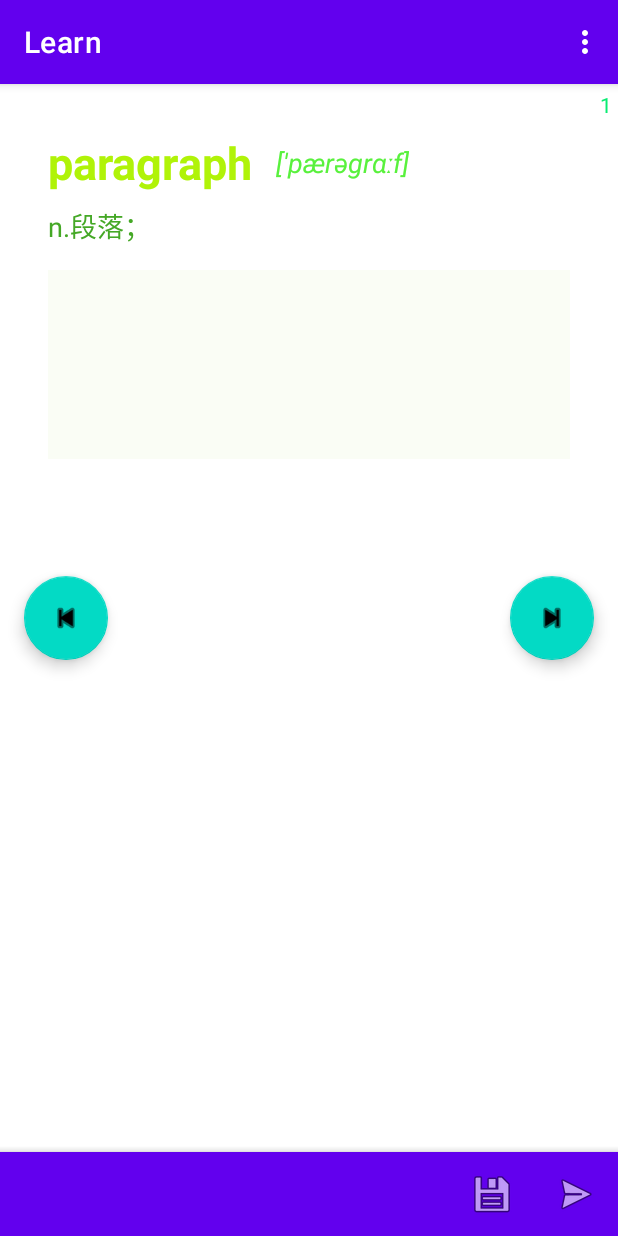
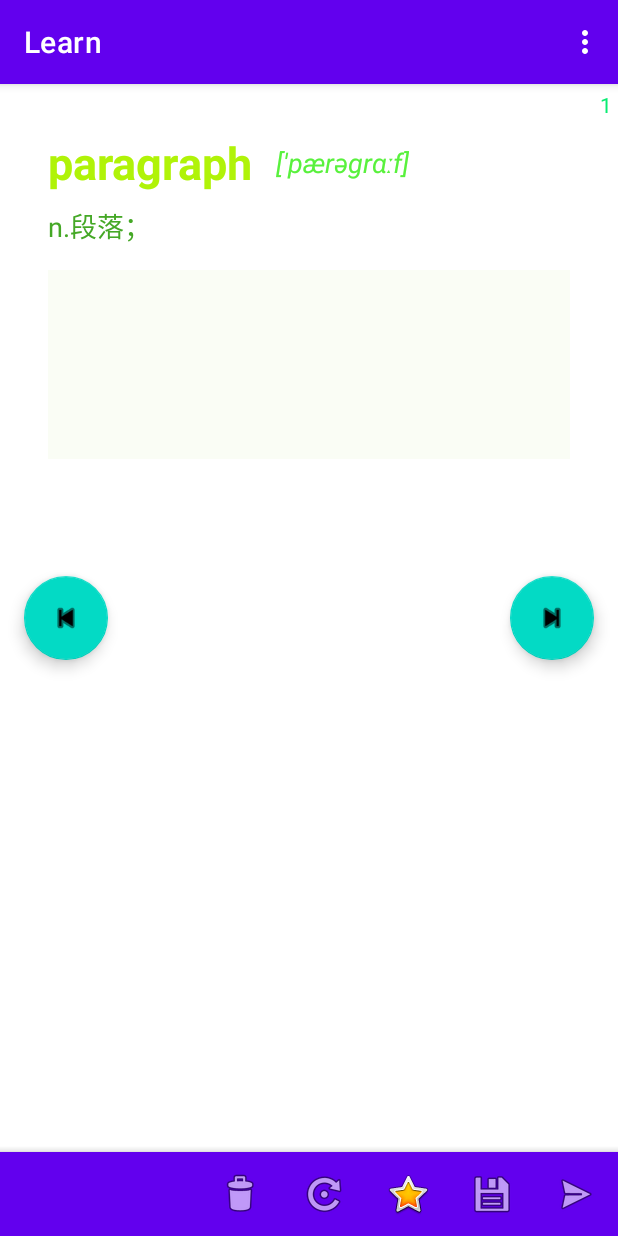
Before and after one commit to zhaohongbogit/english, an Android app: the screen it shows after launch (MainActivity), on a phone screen of 412 x 824 dp. Run offline under Robolectric (Android 15) with nearby library versions, the phone set to English and light mode, and no system bars; our stand-ins replace Room's generated code, navigation-ui.

Commit message:
添加菜单

```diff
--- a/app/src/main/res/menu/menu_learn_bottom.xml
+++ b/app/src/main/res/menu/menu_learn_bottom.xml
@@ -2,6 +2,21 @@
 <menu xmlns:android="http://schemas.android.com/apk/res/android"
     xmlns:app="http://schemas.android.com/apk/res-auto">
 
+    <item
+        android:id="@+id/bottomDel"
+        android:icon="@android:drawable/ic_menu_delete"
+        android:title="Delete"
+        app:showAsAction="always" />
+    <item
+        android:id="@+id/bottomClear"
+        android:icon="@android:drawable/ic_menu_rotate"
+        android:title="Clear"
+        app:showAsAction="always" />
+    <item
+        android:id="@+id/bottomFavorite"
+        android:icon="@android:drawable/btn_star_big_on"
+        android:title="Favorite"
+        app:showAsAction="always" />
     <item
         android:id="@+id/bottomSave"
         android:icon="@android:drawable/ic_menu_save"
```
